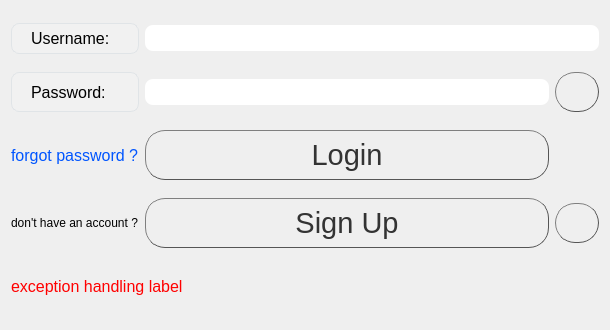
Above: LoginPage.ui from Arian-SK/Personal-Accounting-App before the change. Below: the same form after it.
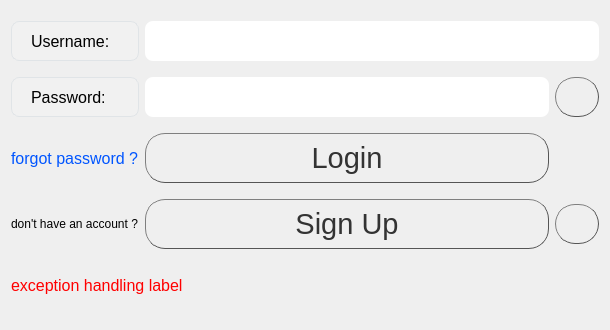
That is the form after the change.

Diff of the .ui file:
```diff
--- a/LoginPage.ui
+++ b/LoginPage.ui
@@ -103,6 +103,12 @@
    </item>
    <item row="1" column="1">
     <widget class="QLineEdit" name="linePassword">
+     <property name="minimumSize">
+      <size>
+       <width>0</width>
+       <height>40</height>
+      </size>
+     </property>
      <property name="styleSheet">
       <string notr="true">QLineEdit {
   border-radius: 8px;
@@ -128,6 +134,12 @@
    </item>
    <item row="0" column="1" colspan="2">
     <widget class="QLineEdit" name="lineUsername">
+     <property name="minimumSize">
+      <size>
+       <width>0</width>
+       <height>40</height>
+      </size>
+     </property>
      <property name="styleSheet">
       <string notr="true">QLineEdit {
   border-radius: 8px;
```
